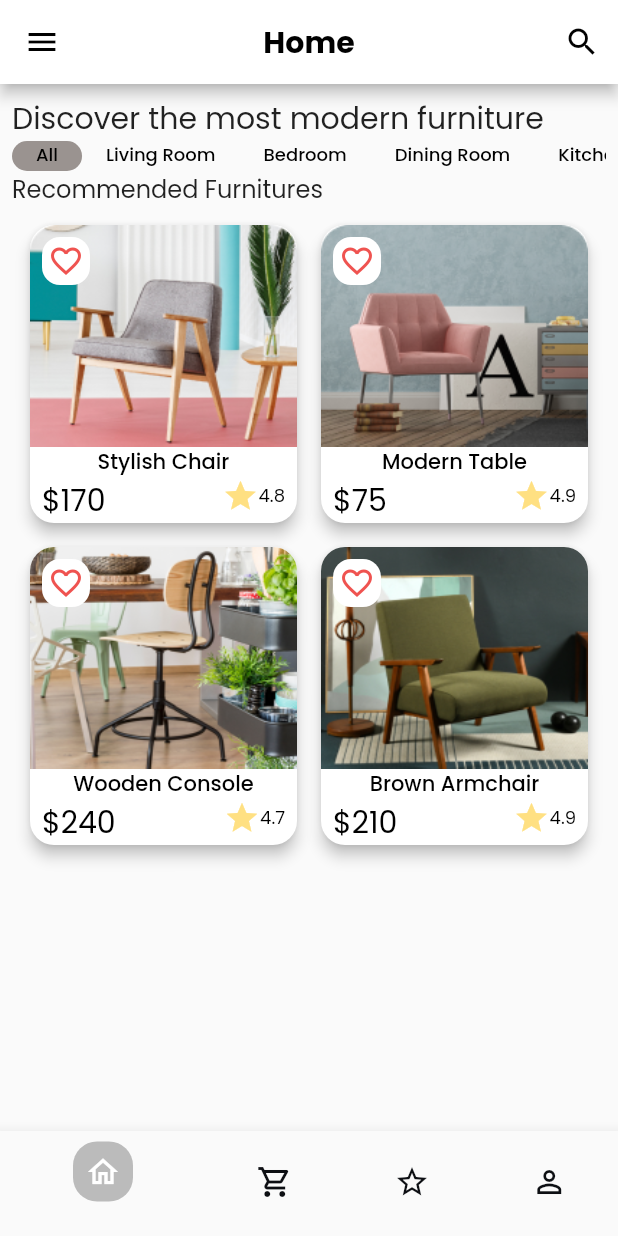
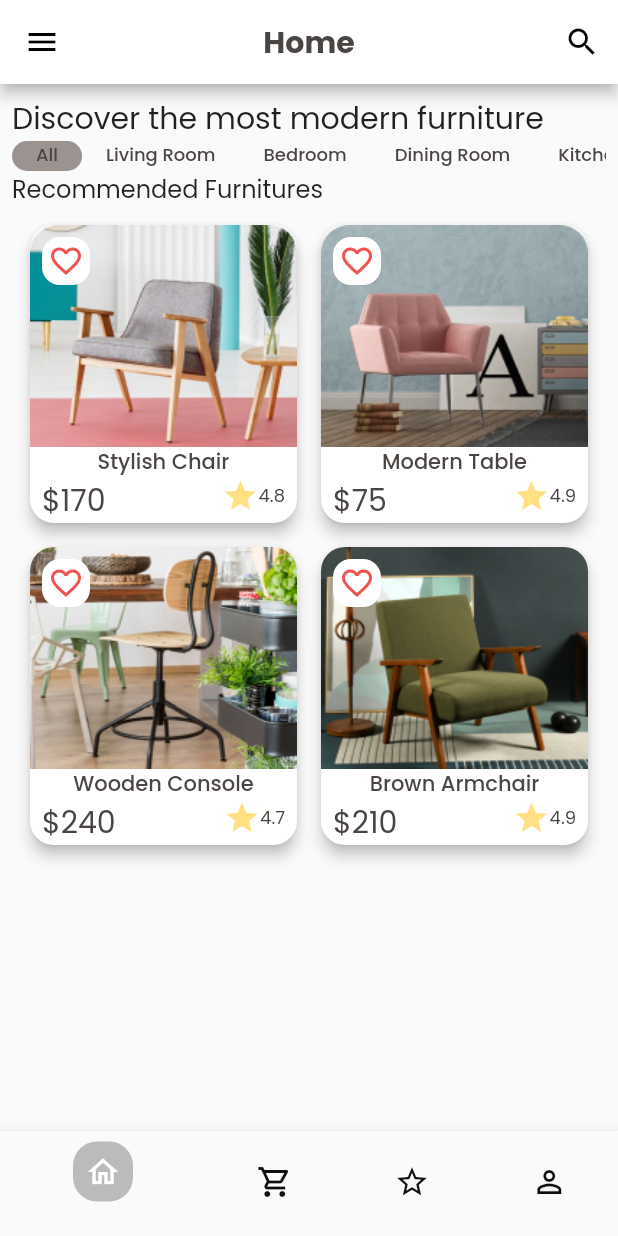
Before and after one commit to lie16/fugi_furniture_shop, a Flutter app: the screen it shows after launch, on a phone screen of 412 x 824 dp. Run offline on Flutter 3.47's test engine with Material 2 defaults, Android fonts, the phone set to English and light mode, and no system bars; our stand-ins replace flutter_screenutil, go_router, google_fonts.

Commit message:
color bar done

```diff
--- a/lib/const/my_style.dart
+++ b/lib/const/my_style.dart
@@ -1,4 +1,5 @@
 import 'package:flutter/material.dart';
+import 'package:fugi_furniture_shop/theme/color_pallete.dart';
 import 'package:google_fonts/google_fonts.dart';
 
 class MyTextStyle {
@@ -7,28 +8,48 @@ class MyTextStyle {
   static final String? _fontChoice = GoogleFonts.poppins().fontFamily;
 
   TextStyle labelMedium = TextStyle(
-    color: Colors.black,
+    color: ColorPallete.mainFontColor,
     fontSize: 14,
     fontWeight: FontWeight.w500,
     fontFamily: _fontChoice,
   );
 
   TextStyle label = TextStyle(
-    color: Colors.black,
+    color: ColorPallete.mainFontColor,
     fontSize: 12,
     fontWeight: FontWeight.w500,
     fontFamily: _fontChoice,
   );
 
   TextStyle labelMediumRegular = TextStyle(
-    color: Colors.black,
+    color: ColorPallete.mainFontColor,
     fontSize: 12,
     fontFamily: _fontChoice,
   );
 
   TextStyle labelLarge = TextStyle(
-    color: Colors.black,
+    color: ColorPallete.mainFontColor,
     fontSize: 20,
+    fontFamily: _fontChoice,
+  );
+
+  TextStyle textLightMedium = TextStyle(
+    color: ColorPallete.productDescFontColor,
+    fontWeight: FontWeight.w300,
+    fontSize: 12,
+    fontFamily: _fontChoice,
+  );
+
+  TextStyle textMediumLarge = TextStyle(
+    color: ColorPallete.mainFontColor,
+    fontWeight: FontWeight.w500,
+    fontSize: 22,
+    fontFamily: _fontChoice,
+  );
+
+  TextStyle textRegularLarge = TextStyle(
+    color: ColorPallete.priceFontColor,
+    fontSize: 26,
     fontFamily: _fontChoice,
   );
 
@@ -45,7 +66,7 @@ class MyTextStyle {
   );
 
   TextStyle appTitle = TextStyle(
-    color: Colors.black,
+    color: ColorPallete.mainFontColor,
     fontWeight: FontWeight.bold,
     fontFamily: _fontChoice,
   );
--- a/lib/theme/color_pallete.dart
+++ b/lib/theme/color_pallete.dart
@@ -1,7 +1,8 @@
 import 'package:flutter/material.dart';
 
-class ColorPallete{
-  static const MaterialColor fugiShop = MaterialColor(_fugiShopPrimaryValue, <int, Color>{
+class ColorPallete {
+  static const MaterialColor fugiShop =
+      MaterialColor(_fugiShopPrimaryValue, <int, Color>{
     50: Color(0xFFE5E5E6),
     100: Color(0xFFBDBFC2),
     200: Color(0xFFBBBBBB),
@@ -16,4 +17,14 @@ class ColorPallete{
   static const int _fugiShopPrimaryValue = 0xFF242A32;
 
   static const Color tabColor = Color(0xFF9A9390);
+  static const Color ratingColor = Color(0xFFEEA427);
+
+  static const Color mainFontColor = Color(0xFF4A4543);
+  static const Color priceFontColor = Color(0xFF9A9390);
+  static const Color productDescFontColor = Color(0xFF7A8D9C);
+
+  static const Color productColorOne = Color(0xFF9A9390);
+  static const Color productColorTwo = Color(0xFFEEA427);
+  static const Color productColorThree = Color(0xFFE3E3E3);
+  static const Color productColorFour = Color(0xFF80450A);
 }
```
Also changed, not shown: lib/common/widget/color_chooser.dart (added, +71 -0 lines), lib/common/widget/star_rating_bar.dart (added, +49 -0 lines), lib/feature/home/product/my_detail_product.dart (+65 -19 lines).
